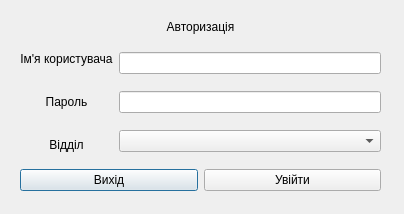
Before: the Qt Designer form dialogentry.ui in landrew31/db_course_work, drawn with Qt 5.
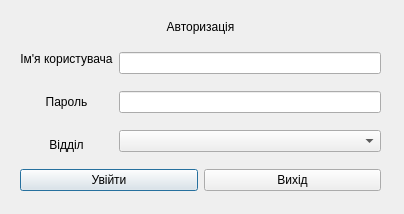
After: the same form once the commit is applied.

```diff
--- a/dialogentry.ui
+++ b/dialogentry.ui
@@ -40,6 +40,19 @@
       <property name="bottomMargin">
        <number>0</number>
       </property>
+      <item>
+       <widget class="QPushButton" name="enter_button">
+        <property name="cursor">
+         <cursorShape>PointingHandCursor</cursorShape>
+        </property>
+        <property name="focusPolicy">
+         <enum>Qt::StrongFocus</enum>
+        </property>
+        <property name="text">
+         <string>Увійти</string>
+        </property>
+       </widget>
+      </item>
       <item>
        <widget class="QPushButton" name="cancel_entry_button">
         <property name="enabled">
@@ -59,19 +72,6 @@
         </property>
        </widget>
       </item>
-      <item>
-       <widget class="QPushButton" name="enter_button">
-        <property name="cursor">
-         <cursorShape>PointingHandCursor</cursorShape>
-        </property>
-        <property name="focusPolicy">
-         <enum>Qt::StrongFocus</enum>
-        </property>
-        <property name="text">
-         <string>Увійти</string>
-        </property>
-       </widget>
-      </item>
      </layout>
     </item>
     <item row="2" column="0">
```
